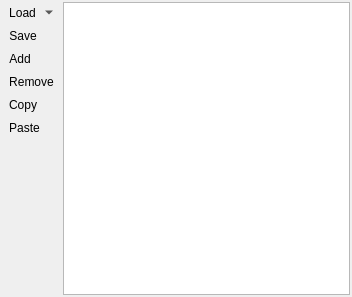
The window that qps/classification/classificationscheme.ui (EnMAP-Box/qgispluginsupport) describes before a commit, drawn with Qt 5.
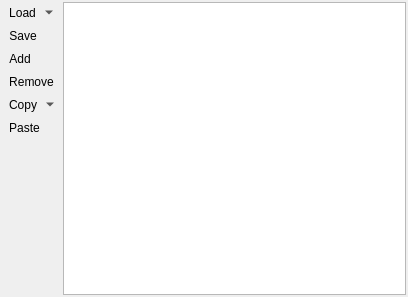
The same window after the commit. Icons and pictures are not drawn.

Diff of the .ui file:
```diff
--- a/qps/classification/classificationscheme.ui
+++ b/qps/classification/classificationscheme.ui
@@ -6,7 +6,7 @@
    <rect>
     <x>0</x>
     <y>0</y>
-    <width>352</width>
+    <width>408</width>
     <height>297</height>
    </rect>
   </property>
@@ -114,6 +114,9 @@
         <iconset resource="../../../../QGIS/images/images.qrc">
          <normaloff>:/images/themes/default/mActionEditCopy.svg</normaloff>:/images/themes/default/mActionEditCopy.svg</iconset>
        </property>
+       <property name="popupMode">
+        <enum>QToolButton::MenuButtonPopup</enum>
+       </property>
        <property name="autoRaise">
         <bool>true</bool>
        </property>
```
Left out of the diff: 25 changed lines with no effect on the pictures.
